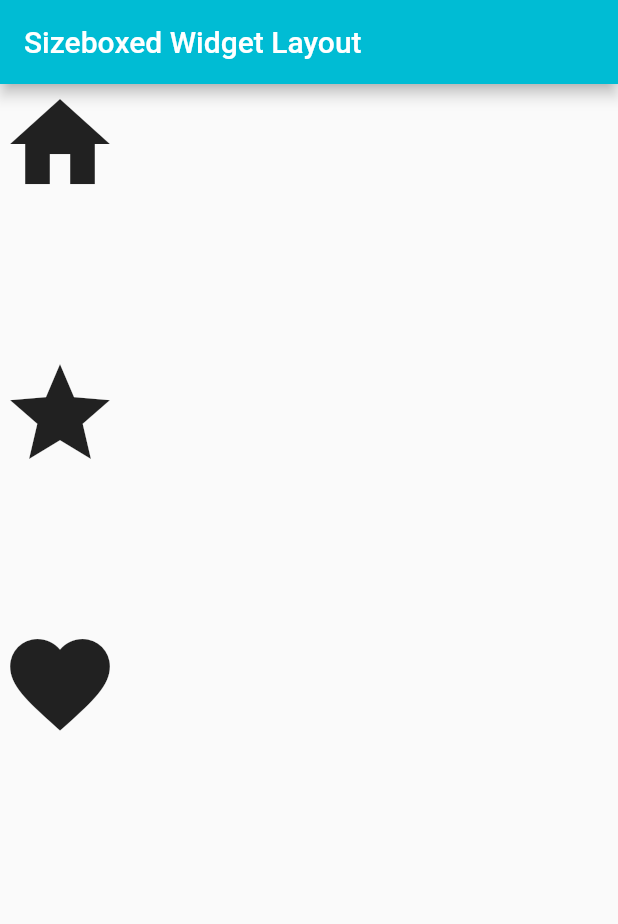
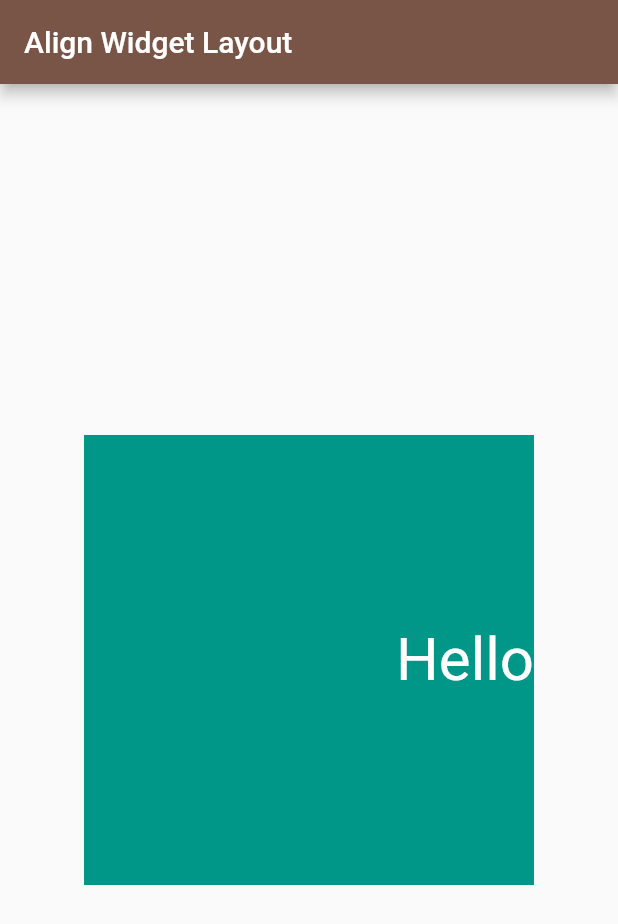
Before and after one commit to iamsamitdev/flutter_layout_inclass, a Flutter app: the screen it shows after launch, on a phone screen of 412 x 824 dp. Shown: the top 924 px of the screen. Run offline on Flutter 3.47's test engine with Material 2 defaults, Android fonts, the phone set to English and light mode, and no system bars.

Commit message:
update align widget

```diff
--- /dev/null
+++ b/lib/align_widget_layout.dart
@@ -0,0 +1,31 @@
+import 'package:flutter/material.dart';
+
+class AlignWidgetPage extends StatefulWidget {
+  AlignWidgetPage({Key key}) : super(key: key);
+
+  @override
+  _AlignWidgetPageState createState() => _AlignWidgetPageState();
+}
+
+class _AlignWidgetPageState extends State<AlignWidgetPage> {
+  @override
+  Widget build(BuildContext context) {
+    return Scaffold(
+      appBar: AppBar(
+        title: Text('Align Widget Layout'),
+        backgroundColor: Colors.brown,
+      ),
+      body: Center(
+       child: Container(
+         width: 300,
+         height: 300,
+         color: Colors.teal,
+         child: Align(
+           alignment: Alignment.centerRight,
+           child: Text('Hello', style: TextStyle(color: Colors.white, fontSize: 40.0),),
+         ),
+       ),
+      ),
+    );
+  }
+}
--- a/lib/main.dart
+++ b/lib/main.dart
@@ -1,4 +1,5 @@
 import 'package:flutter/material.dart';
+import 'package:flutter_layout/align_widget_layout.dart';
 import 'package:flutter_layout/column_widget_layout.dart';
 import 'package:flutter_layout/container_widget_layout.dart';
 import 'package:flutter_layout/expanded_widget_layout.dart';
@@ -19,7 +20,7 @@ class MyApp extends StatelessWidget {
       theme: ThemeData(
         primarySwatch: Colors.purple
       ),
-      home: SizedBoxWidgetPage(),
+      home: AlignWidgetPage(),
     );
   }
 }
```
